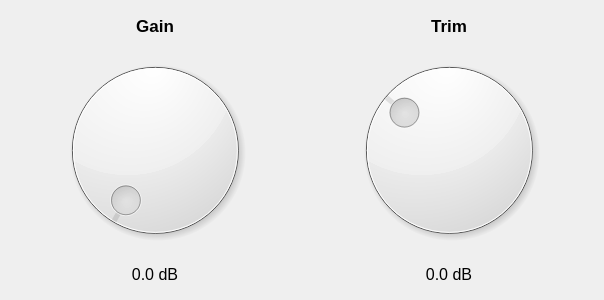
Above: coreui/pipes/ui/GainTrimUI.ui from OpenSoundStack/OpenAudioLiveSystem before the change. Below: the same form after it.
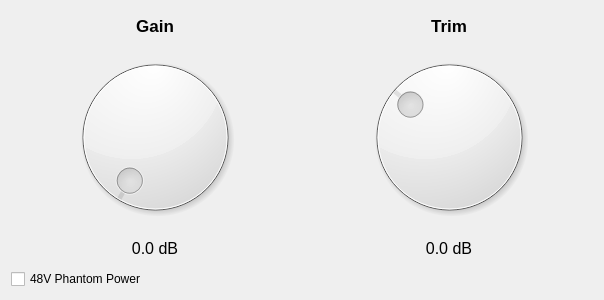
That is the form after the change.

Diff of the .ui file:
```diff
--- a/coreui/pipes/ui/GainTrimUI.ui
+++ b/coreui/pipes/ui/GainTrimUI.ui
@@ -135,6 +135,13 @@
      </item>
     </layout>
    </item>
+   <item row="1" column="0" colspan="2">
+    <widget class="QCheckBox" name="phantom_en">
+     <property name="text">
+      <string>48V Phantom Power</string>
+     </property>
+    </widget>
+   </item>
   </layout>
  </widget>
  <resources/>
```
